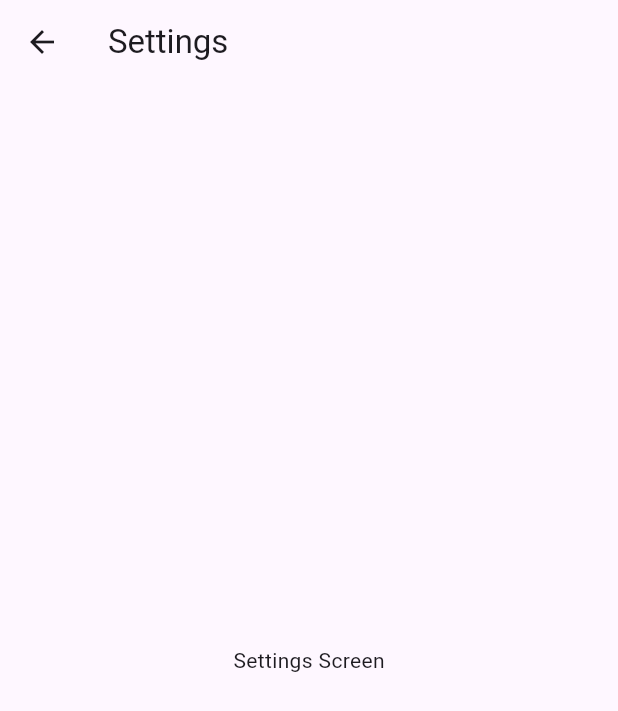
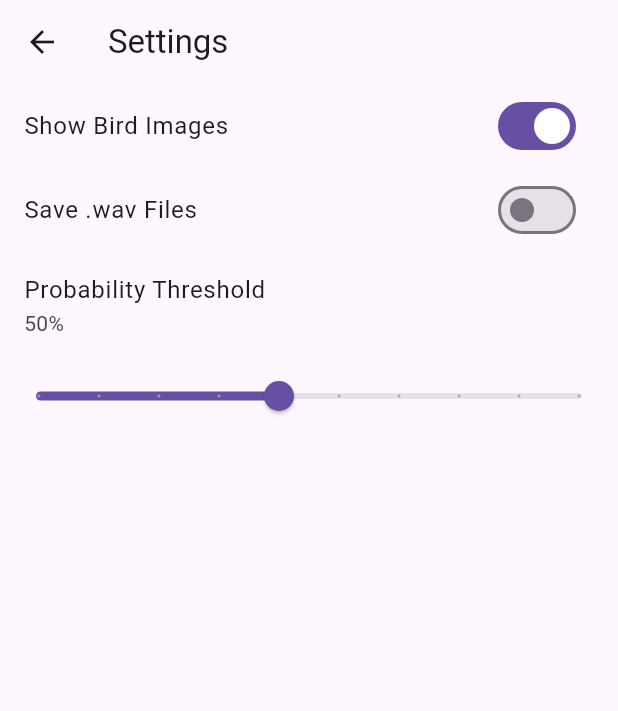
Before and after one commit to miscdec/whobird_flutter, a Flutter app: the SettingsScreen screen opened directly, on a phone screen of 412 x 824 dp. Shown: the top 711 px of the screen. Run offline on Flutter 3.47's test engine with Material 3 defaults, Android fonts, the phone set to English and light mode, and no system bars; our stand-ins replace bloc, drift, equatable, flutter_bloc, geolocator, get_it; missing offline and left inert: mic_stream, tflite_flutter; accounts and stored records are empty; network calls fail; project files that could hold a hidden picture were left out.

Commit message:
feat(presentation): Implement settings screen UI and logic
This commit implements the UI for the settings screen. It includes:
- A `BlocBuilder` to display the current settings from the `SettingsBloc`.
- Widgets like `SwitchListTile` and `Slider` to modify settings.
- Logic to dispatch `SaveSettingsEvent` when a setting is changed.
- A widget test to verify the screen's behavior.

```diff
--- a/lib/presentation/screens/settings_screen.dart
+++ b/lib/presentation/screens/settings_screen.dart
@@ -1,16 +1,84 @@
 import 'package:flutter/material.dart';
+import 'package:flutter_bloc/flutter_bloc.dart';
+import 'package:whobird_flutter/domain/entities/app_settings.dart';
+import 'package:whobird_flutter/presentation/bloc/settings/settings_bloc.dart';
 
 class SettingsScreen extends StatelessWidget {
   const SettingsScreen({super.key});
 
   @override
   Widget build(BuildContext context) {
-    return const Scaffold(
+    return Scaffold(
       appBar: AppBar(
-        title: Text('Settings'),
+        title: const Text('Settings'),
       ),
-      body: Center(
-        child: Text('Settings Screen'),
+      body: BlocBuilder<SettingsBloc, SettingsState>(
+        builder: (context, state) {
+          if (state is SettingsLoading || state is SettingsInitial) {
+            return const Center(child: CircularProgressIndicator());
+          }
+          if (state is SettingsFailure) {
+            return Center(child: Text('Failed to load settings: ${state.message}'));
+          }
+          if (state is SettingsLoaded) {
+            final settings = state.settings;
+            return ListView(
+              children: [
+                SwitchListTile(
+                  title: const Text('Show Bird Images'),
+                  value: settings.showImages,
+                  onChanged: (bool value) {
+                    // Create a copy of the settings, only changing the relevant field.
+                    final newSettings = AppSettings(
+                        probabilityThreshold: settings.probabilityThreshold,
+                        showImages: value, // updated
+                        audioSource: settings.audioSource,
+                        highPassFilterHz: settings.highPassFilterHz,
+                        metaModelInfluence: settings.metaModelInfluence,
+                        saveWavFiles: settings.saveWavFiles);
+                    context.read<SettingsBloc>().add(SaveSettingsEvent(newSettings));
+                  },
+                ),
+                SwitchListTile(
+                  title: const Text('Save .wav Files'),
+                  value: settings.saveWavFiles,
+                  onChanged: (bool value) {
+                    final newSettings = AppSettings(
+                        probabilityThreshold: settings.probabilityThreshold,
+                        showImages: settings.showImages,
+                        audioSource: settings.audioSource,
+                        highPassFilterHz: settings.highPassFilterHz,
+                        metaModelInfluence: settings.metaModelInfluence,
+                        saveWavFiles: value); // updated
+                    context.read<SettingsBloc>().add(SaveSettingsEvent(newSettings));
+                  },
+                ),
+                ListTile(
+                  title: const Text('Probability Threshold'),
+                  subtitle: Text('${(settings.probabilityThreshold * 100).toStringAsFixed(0)}%'),
+                ),
+                Slider(
+                  value: settings.probabilityThreshold,
+                  min: 0.1,
+                  max: 1.0,
+                  divisions: 9,
+                  label: '${(settings.probabilityThreshold * 100).toStringAsFixed(0)}%',
+                  onChanged: (double value) {
+                     final newSettings = AppSettings(
+                        probabilityThreshold: value, // updated
+                        showImages: settings.showImages,
+                        audioSource: settings.audioSource,
+                        highPassFilterHz: settings.highPassFilterHz,
+                        metaModelInfluence: settings.metaModelInfluence,
+                        saveWavFiles: settings.saveWavFiles);
+                    context.read<SettingsBloc>().add(SaveSettingsEvent(newSettings));
+                  },
+                ),
+              ],
+            );
+          }
+          return Container();
+        },
       ),
     );
   }
```
Also changed, not shown: 1 other file.
